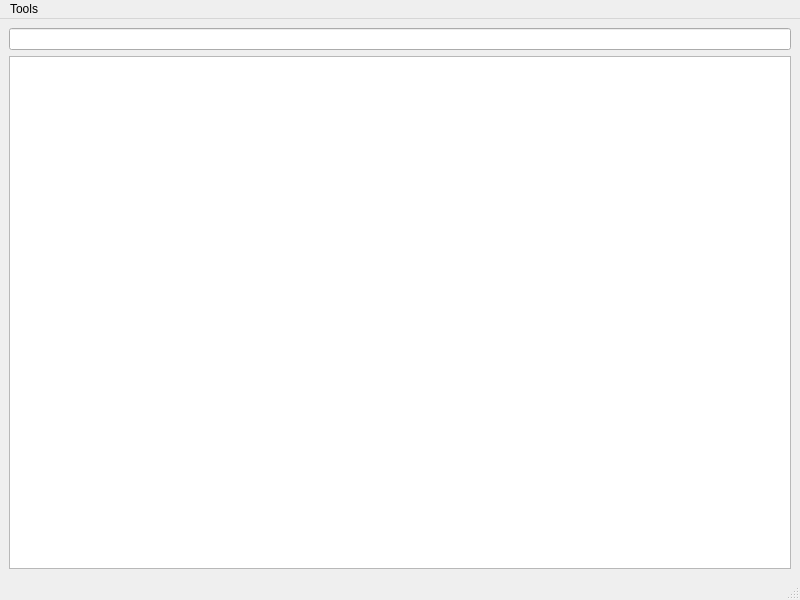
First picture: the form in src/analyzer/qtanalyzerwindow.ui, repository loganek/workertracker, before the edit.
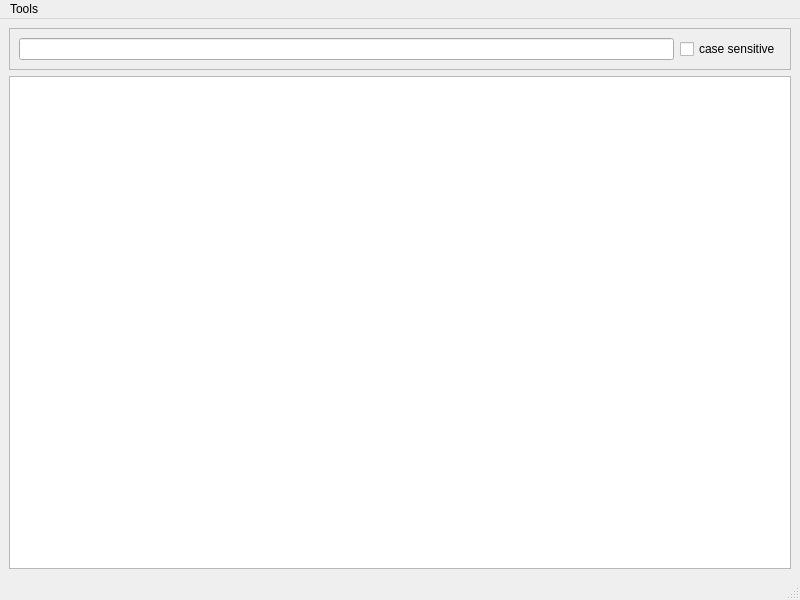
Second picture: the form after the edit.

Commit message: qtanalyzer: implement case sensitive feature

What changed in the file:
```diff
--- a/src/analyzer/qtanalyzerwindow.ui
+++ b/src/analyzer/qtanalyzerwindow.ui
@@ -16,7 +16,26 @@
   <widget class="QWidget" name="centralwidget">
    <layout class="QVBoxLayout" name="verticalLayout">
     <item>
-     <widget class="QLineEdit" name="searchText"/>
+     <widget class="QFrame" name="frame">
+      <property name="frameShape">
+       <enum>QFrame::StyledPanel</enum>
+      </property>
+      <property name="frameShadow">
+       <enum>QFrame::Raised</enum>
+      </property>
+      <layout class="QHBoxLayout" name="horizontalLayout">
+       <item>
+        <widget class="QLineEdit" name="searchText"/>
+       </item>
+       <item>
+        <widget class="QCheckBox" name="caseSensitiveCheckBox">
+         <property name="text">
+          <string>case sensitive</string>
+         </property>
+        </widget>
+       </item>
+      </layout>
+     </widget>
     </item>
     <item>
      <widget class="QTreeView" name="treeView"/>
```
The commit also changes 4 other files.
